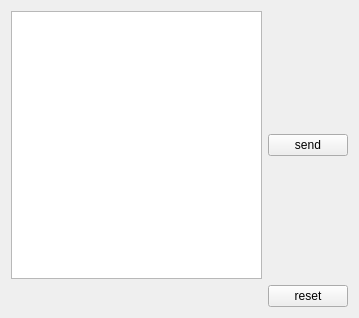
The window that paint.ui (tamchoor/mlp) describes before a commit, drawn with Qt 5.
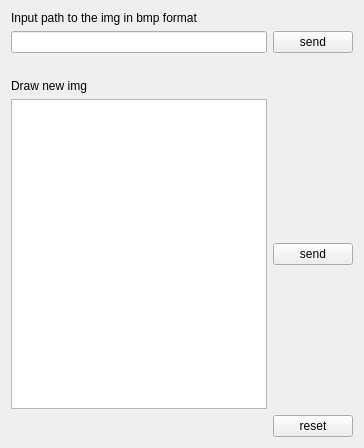
The same window after the commit.

Commit message: add QlineEdit for text

Patch:
```diff
--- a/paint.ui
+++ b/paint.ui
@@ -6,15 +6,29 @@
    <rect>
     <x>0</x>
     <y>0</y>
-    <width>359</width>
-    <height>318</height>
+    <width>364</width>
+    <height>448</height>
    </rect>
   </property>
   <property name="windowTitle">
    <string>Paint</string>
   </property>
   <layout class="QGridLayout" name="gridLayout">
-   <item row="0" column="1">
+   <item row="0" column="0">
+    <widget class="QLabel" name="label">
+     <property name="text">
+      <string>Input path to the img in bmp format</string>
+     </property>
+    </widget>
+   </item>
+   <item row="5" column="1">
+    <widget class="QPushButton" name="reset">
+     <property name="text">
+      <string>reset</string>
+     </property>
+    </widget>
+   </item>
+   <item row="4" column="1">
     <widget class="QPushButton" name="send">
      <property name="mouseTracking">
       <bool>false</bool>
@@ -27,20 +41,43 @@
      </property>
     </widget>
    </item>
-   <item row="1" column="1">
-    <widget class="QPushButton" name="reset">
-     <property name="text">
-      <string>reset</string>
+   <item row="1" column="0">
+    <widget class="QLineEdit" name="lineEdit"/>
+   </item>
+   <item row="2" column="0">
+    <spacer name="horizontalSpacer">
+     <property name="orientation">
+      <enum>Qt::Horizontal</enum>
      </property>
-    </widget>
+     <property name="sizeHint" stdset="0">
+      <size>
+       <width>40</width>
+       <height>20</height>
+      </size>
+     </property>
+    </spacer>
    </item>
-   <item row="0" column="0">
+   <item row="4" column="0">
     <widget class="QGraphicsView" name="graphicsView">
      <property name="enabled">
       <bool>true</bool>
      </property>
     </widget>
    </item>
+   <item row="3" column="0">
+    <widget class="QLabel" name="label_2">
+     <property name="text">
+      <string>Draw new img</string>
+     </property>
+    </widget>
+   </item>
+   <item row="1" column="1">
+    <widget class="QPushButton" name="sendImg">
+     <property name="text">
+      <string>send</string>
+     </property>
+    </widget>
+   </item>
   </layout>
  </widget>
  <layoutdefault spacing="6" margin="11"/>
```
The commit also changes 8 other files.
